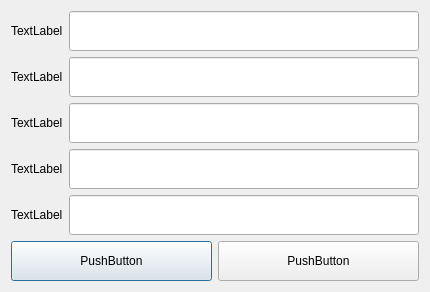
Old version of the form addworkdlg.ui in the repository zhangxl601/WorkerManageSystem.
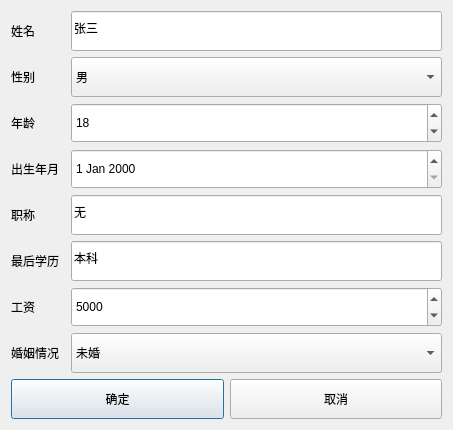
New version of the form.

```diff
--- a/addworkdlg.ui
+++ b/addworkdlg.ui
@@ -6,100 +6,50 @@
    <rect>
     <x>0</x>
     <y>0</y>
-    <width>430</width>
-    <height>290</height>
+    <width>453</width>
+    <height>428</height>
    </rect>
   </property>
   <property name="windowTitle">
    <string>Dialog</string>
   </property>
   <layout class="QGridLayout" name="gridLayout">
-   <item row="0" column="0">
-    <widget class="QLabel" name="label">
+   <item row="7" column="0">
+    <widget class="QLabel" name="label_7">
      <property name="text">
-      <string>TextLabel</string>
-     </property>
-    </widget>
-   </item>
-   <item row="0" column="1">
-    <widget class="QLineEdit" name="lineEdit">
-     <property name="minimumSize">
-      <size>
-       <width>0</width>
-       <height>40</height>
-      </size>
-     </property>
-    </widget>
-   </item>
-   <item row="1" column="0">
-    <widget class="QLabel" name="label_2">
-     <property name="text">
-      <string>TextLabel</string>
-     </property>
-    </widget>
-   </item>
-   <item row="1" column="1">
-    <widget class="QLineEdit" name="lineEdit_2">
-     <property name="minimumSize">
-      <size>
-       <width>0</width>
-       <height>40</height>
-      </size>
-     </property>
-    </widget>
-   </item>
-   <item row="2" column="0">
-    <widget class="QLabel" name="label_3">
-     <property name="text">
-      <string>TextLabel</string>
-     </property>
-    </widget>
-   </item>
-   <item row="2" column="1">
-    <widget class="QLineEdit" name="lineEdit_3">
-     <property name="minimumSize">
-      <size>
-       <width>0</width>
-       <height>40</height>
-      </size>
-     </property>
-    </widget>
-   </item>
-   <item row="3" column="0">
-    <widget class="QLabel" name="label_4">
-     <property name="text">
-      <string>TextLabel</string>
-     </property>
-    </widget>
-   </item>
-   <item row="3" column="1">
-    <widget class="QLineEdit" name="lineEdit_4">
-     <property name="minimumSize">
-      <size>
-       <width>0</width>
-       <height>40</height>
-      </size>
+      <string>婚姻情况</string>
      </property>
     </widget>
    </item>
    <item row="4" column="0">
+    <widget class="QLabel" name="label_4">
+     <property name="text">
+      <string>职称</string>
+     </property>
+    </widget>
+   </item>
+   <item row="5" column="0">
     <widget class="QLabel" name="label_5">
      <property name="text">
-      <string>TextLabel</string>
+      <string>最后学历</string>
      </property>
     </widget>
    </item>
-   <item row="4" column="1">
-    <widget class="QLineEdit" name="lineEdit_5">
-     <property name="minimumSize">
-      <size>
-       <width>0</width>
-       <height>40</height>
-      </size>
+   <item row="6" column="0">
+    <widget class="QLabel" name="label_6">
+     <property name="text">
+      <string>工资</string>
      </property>
     </widget>
    </item>
-   <item row="5" column="0" colspan="2">
+   <item row="1" column="0">
+    <widget class="QLabel" name="label_2">
+     <property name="text">
+      <string>性别</string>
+     </property>
+    </widget>
+   </item>
+   <item row="9" column="0" colspan="3">
     <layout class="QHBoxLayout" name="horizontalLayout">
      <item>
       <widget class="QPushButton" name="btnOk">
@@ -110,7 +60,7 @@
         </size>
        </property>
        <property name="text">
-        <string>PushButton</string>
+        <string>确定</string>
        </property>
       </widget>
      </item>
@@ -123,12 +73,154 @@
         </size>
        </property>
        <property name="text">
-        <string>PushButton</string>
+        <string>取消</string>
        </property>
       </widget>
      </item>
     </layout>
    </item>
+   <item row="2" column="0">
+    <widget class="QLabel" name="label_8">
+     <property name="text">
+      <string>年龄</string>
+     </property>
+    </widget>
+   </item>
+   <item row="3" column="0">
+    <widget class="QLabel" name="label_3">
+     <property name="text">
+      <string>出生年月</string>
+     </property>
+    </widget>
+   </item>
+   <item row="5" column="2">
+    <widget class="QLineEdit" name="txEducation">
+     <property name="minimumSize">
+      <size>
+       <width>0</width>
+       <height>40</height>
+      </size>
+     </property>
+     <property name="text">
+      <string>本科</string>
+     </property>
+    </widget>
+   </item>
+   <item row="0" column="0">
+    <widget class="QLabel" name="label">
+     <property name="text">
+      <string>姓名</string>
+     </property>
+    </widget>
+   </item>
+   <item row="0" column="2">
+    <widget class="QLineEdit" name="txName">
+     <property name="minimumSize">
+      <size>
+       <width>0</width>
+       <height>40</height>
+      </size>
+     </property>
+     <property name="text">
+      <string>张三</string>
+     </property>
+    </widget>
+   </item>
+   <item row="4" column="2">
+    <widget class="QLineEdit" name="txTitle">
+     <property name="minimumSize">
+      <size>
+       <width>0</width>
+       <height>40</height>
+      </size>
+     </property>
+     <property name="text">
+      <string>无</string>
+     </property>
+    </widget>
+   </item>
+   <item row="1" column="2">
+    <widget class="QComboBox" name="txGender">
+     <property name="minimumSize">
+      <size>
+       <width>0</width>
+       <height>40</height>
+      </size>
+     </property>
+     <item>
+      <property name="text">
+       <string>男</string>
+      </property>
+     </item>
+     <item>
+      <property name="text">
+       <string>女</string>
+      </property>
+     </item>
+    </widget>
+   </item>
+   <item row="7" column="2">
+    <widget class="QComboBox" name="txMarried">
+     <property name="minimumSize">
+      <size>
+       <width>0</width>
+       <height>40</height>
+      </size>
+     </property>
+     <item>
+      <property name="text">
+       <string>未婚</string>
+      </property>
+     </item>
+     <item>
+      <property name="text">
+       <string>已婚</string>
+      </property>
+     </item>
+    </widget>
+   </item>
+   <item row="3" column="2">
+    <widget class="QDateEdit" name="txBirth">
+     <property name="minimumSize">
+      <size>
+       <width>0</width>
+       <height>40</height>
+      </size>
+     </property>
+    </widget>
+   </item>
+   <item row="2" column="2">
+    <widget class="QSpinBox" name="txAge">
+     <property name="minimumSize">
+      <size>
+       <width>0</width>
+       <height>40</height>
+      </size>
+     </property>
+     <property name="maximum">
+      <number>150</number>
+     </property>
+     <property name="value">
+      <number>18</number>
+     </property>
+    </widget>
+   </item>
+   <item row="6" column="2">
+    <widget class="QSpinBox" name="txSalary">
+     <property name="minimumSize">
+      <size>
+       <width>0</width>
+       <height>40</height>
+      </size>
+     </property>
+     <property name="maximum">
+      <number>1999999999</number>
+     </property>
+     <property name="value">
+      <number>5000</number>
+     </property>
+    </widget>
+   </item>
   </layout>
  </widget>
  <resources/>
```
Left out of the diff: 2 changed lines with no effect on the pictures.
